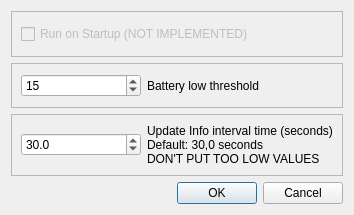
Above: src/UI/settingswindow.ui from LeoKlaus/HeadsetControl-GUI before the change. Below: the same form after it.
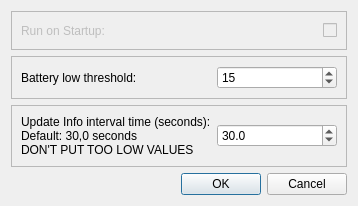
That is the form after the change. Icons and pictures are not drawn.

```diff
--- a/src/UI/settingswindow.ui
+++ b/src/UI/settingswindow.ui
@@ -6,16 +6,10 @@
    <rect>
     <x>0</x>
     <y>0</y>
-    <width>349</width>
-    <height>215</height>
+    <width>352</width>
+    <height>206</height>
    </rect>
   </property>
-  <property name="sizePolicy">
-   <sizepolicy hsizetype="Preferred" vsizetype="Minimum">
-    <horstretch>0</horstretch>
-    <verstretch>0</verstretch>
-   </sizepolicy>
-  </property>
   <property name="windowTitle">
    <string>Dialog</string>
   </property>
@@ -35,6 +29,9 @@
        <verstretch>0</verstretch>
       </sizepolicy>
      </property>
+     <property name="styleSheet">
+      <string notr="true">text-align: left;</string>
+     </property>
      <property name="frameShape">
       <enum>QFrame::StyledPanel</enum>
      </property>
@@ -42,10 +39,23 @@
       <enum>QFrame::Raised</enum>
      </property>
      <layout class="QHBoxLayout" name="horizontalLayout">
+      <item>
+       <widget class="QLabel" name="runonstartupLabel">
+        <property name="text">
+         <string>Run on Startup:</string>
+        </property>
+       </widget>
+      </item>
       <item>
        <widget class="QCheckBox" name="runonstartupCheckBox">
+        <property name="layoutDirection">
+         <enum>Qt::RightToLeft</enum>
+        </property>
+        <property name="styleSheet">
+         <string notr="true">text-align: end</string>
+        </property>
         <property name="text">
-         <string>Run on Startup (NOT IMPLEMENTED)</string>
+         <string/>
         </property>
        </widget>
       </item>
@@ -67,28 +77,6 @@
       <enum>QFrame::Raised</enum>
      </property>
      <layout class="QHBoxLayout" name="horizontalLayout_2">
-      <item>
-       <widget class="QSpinBox" name="batterylowtresholdSpinBox">
-        <property name="minimumSize">
-         <size>
-          <width>120</width>
-          <height>0</height>
-         </size>
-        </property>
-        <property name="maximumSize">
-         <size>
-          <width>120</width>
-          <height>16777215</height>
-         </size>
-        </property>
-        <property name="maximum">
-         <number>100</number>
-        </property>
-        <property name="value">
-         <number>15</number>
-        </property>
-       </widget>
-      </item>
       <item>
        <widget class="QLabel" name="batterylowtresholdLabel">
         <property name="sizePolicy">
@@ -98,7 +86,29 @@
          </sizepolicy>
         </property>
         <property name="text">
-         <string>Battery low threshold</string>
+         <string>Battery low threshold:</string>
+        </property>
+       </widget>
+      </item>
+      <item>
+       <widget class="QSpinBox" name="batterylowtresholdSpinBox">
+        <property name="minimumSize">
+         <size>
+          <width>120</width>
+          <height>0</height>
+         </size>
+        </property>
+        <property name="maximumSize">
+         <size>
+          <width>120</width>
+          <height>16777215</height>
+         </size>
+        </property>
+        <property name="maximum">
+         <number>100</number>
+        </property>
+        <property name="value">
+         <number>15</number>
         </property>
        </widget>
       </item>
@@ -120,6 +130,13 @@
       <enum>QFrame::Raised</enum>
      </property>
      <layout class="QHBoxLayout" name="horizontalLayout_3">
+      <item>
+       <widget class="QLabel" name="updatetimeLabel">
+        <property name="text">
+         <string>&lt;html&gt;&lt;head/&gt;&lt;body&gt;&lt;p&gt;Update Info interval time (seconds):&lt;br/&gt;Default: 30,0 seconds&lt;br/&gt;DON'T PUT TOO LOW VALUES&lt;/p&gt;&lt;/body&gt;&lt;/html&gt;</string>
+        </property>
+       </widget>
+      </item>
       <item>
        <widget class="QDoubleSpinBox" name="updateintervaltimeDoubleSpinBox">
         <property name="minimumSize">
@@ -145,13 +162,6 @@
         </property>
        </widget>
       </item>
-      <item>
-       <widget class="QLabel" name="label">
-        <property name="text">
-         <string>&lt;html&gt;&lt;head/&gt;&lt;body&gt;&lt;p&gt;Update Info interval time (seconds)&lt;br/&gt;Default: 30,0 seconds&lt;br/&gt;DON'T PUT TOO LOW VALUES&lt;/p&gt;&lt;/body&gt;&lt;/html&gt;</string>
-        </property>
-       </widget>
-      </item>
      </layout>
     </widget>
    </item>
```
Left out of the diff: 12 changed lines with no effect on the pictures.
